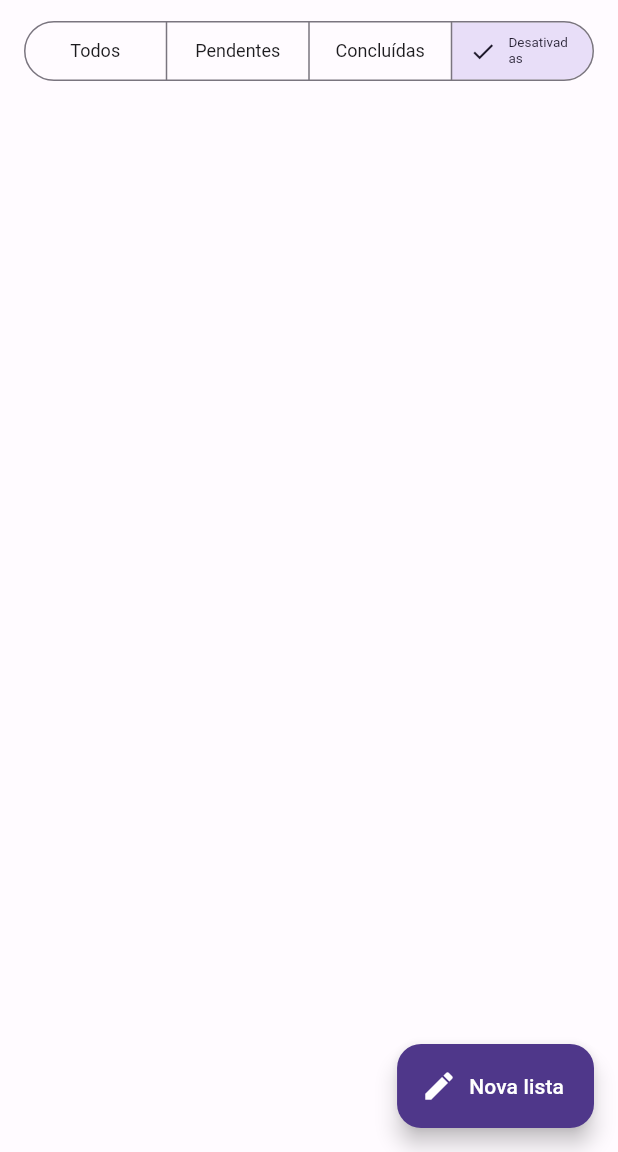
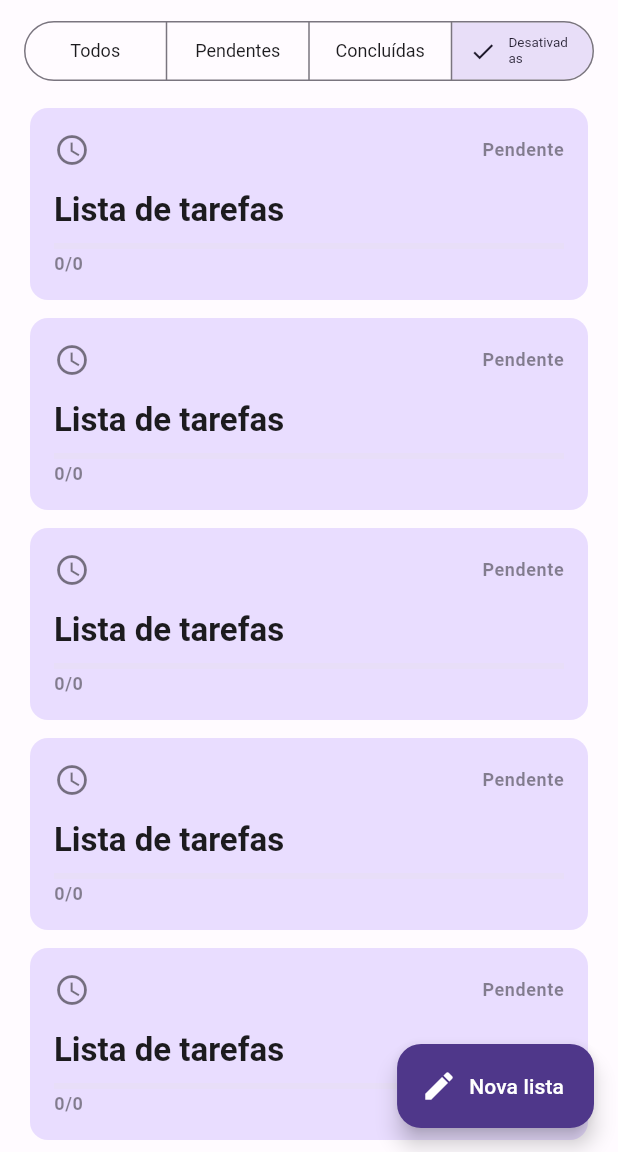
Before and after one commit to alvesluc/listinha, a Flutter app: the screen it shows after launch, on a phone screen of 412 x 824 dp, the part 84-1236 px from its top. Run offline on Flutter 3.47's test engine with Material 2 defaults, Android fonts, the phone set to English and light mode, and no system bars; our stand-ins replace flutter_modular, realm; generated files the repository leaves out were written again.

Commit message:
Created TaskCard widget

```diff
--- a/lib/src/home/home_page.dart
+++ b/lib/src/home/home_page.dart
@@ -1,6 +1,9 @@
 import 'package:flutter/material.dart';
 import 'package:listinha/src/home/widgets/home_drawer.dart';
+import 'package:listinha/src/home/widgets/task_card.dart';
+import 'package:listinha/src/shared/services/realm/models/tasks_model.dart';
 import 'package:listinha/src/shared/widgets/user_profile_button.dart';
+import 'package:realm/realm.dart';
 
 class HomePage extends StatefulWidget {
   const HomePage({super.key});
@@ -24,10 +27,29 @@ class _HomePage extends State<HomePage> {
       ),
       drawer: const HomeDrawer(),
       body: Center(
-        child: Column(
+        child: Stack(
           children: [
-            Padding(
-              padding: const EdgeInsets.symmetric(horizontal: 16, vertical: 10),
+            ListView.separated(
+              padding: const EdgeInsets.only(
+                top: 72,
+                left: 20,
+                right: 20,
+                bottom: 120,
+              ),
+              itemCount: 20,
+              itemBuilder: (_, i) {
+                final model = Taskboard(Uuid.v4(), 'Lista de tarefas');
+                return TaskCard(board: model);
+              },
+              separatorBuilder: (_, i) {
+                return const SizedBox(height: 12);
+              },
+            ),
+            Align(
+              alignment: Alignment.topCenter,
+              child: Padding(
+                padding:
+                    const EdgeInsets.symmetric(horizontal: 16, vertical: 10),
                 child: SegmentedButton<int>(
                   segments: const [
                     ButtonSegment(
@@ -51,6 +73,7 @@ class _HomePage extends State<HomePage> {
                   onSelectionChanged: (value) {},
                 ),
               ),
+            ),
           ],
         ),
       ),
--- /dev/null
+++ b/lib/src/home/widgets/task_card.dart
@@ -0,0 +1,132 @@
+import 'package:flutter/material.dart';
+import 'package:listinha/src/shared/services/realm/models/tasks_model.dart';
+
+enum TaskCardStatus {
+  pending(Icons.access_time, 'Pendente'),
+  completed(Icons.check, 'Completa'),
+  disabled(Icons.cancel_outlined, 'Desativada');
+
+  final IconData icon;
+  final String text;
+
+  const TaskCardStatus(this.icon, this.text);
+}
+
+class TaskCard extends StatelessWidget {
+  const TaskCard({super.key, required this.board});
+
+  final Taskboard board;
+
+  double getProgress(List<Task> tasks) {
+    if (tasks.isEmpty) return 0;
+    final completed = tasks.where((e) => e.isCompleted = true).length;
+    return completed / tasks.length;
+  }
+
+  String getProgressText(List<Task> tasks) {
+    if (tasks.isEmpty) return '0/0';
+    final completed = tasks.where((e) => e.isCompleted = true).length;
+    return '$completed/${tasks.length}';
+  }
+
+  TaskCardStatus getStatus(Taskboard board, double progress) {
+    if (!board.enabled) return TaskCardStatus.disabled;
+    if (progress < 1.0) return TaskCardStatus.pending;
+    return TaskCardStatus.completed;
+  }
+
+  Color getBackgroundColor(TaskCardStatus status, ThemeData theme) {
+    switch (status) {
+      case TaskCardStatus.pending:
+        return theme.colorScheme.primaryContainer;
+      case TaskCardStatus.completed:
+        return theme.colorScheme.tertiaryContainer;
+      case TaskCardStatus.disabled:
+        return theme.colorScheme.errorContainer;
+    }
+  }
+
+  Color getProgressColor(TaskCardStatus status, ThemeData theme) {
+    switch (status) {
+      case TaskCardStatus.pending:
+        return theme.colorScheme.primary;
+      case TaskCardStatus.completed:
+        return theme.colorScheme.tertiary;
+      case TaskCardStatus.disabled:
+        return theme.colorScheme.error;
+    }
+  }
+
+  @override
+  Widget build(BuildContext context) {
+    final theme = Theme.of(context);
+
+    final title = board.title;
+    final progress = getProgress(board.tasks);
+    final progressText = getProgressText(board.tasks);
+
+    final status = getStatus(board, progress);
+    final statusText = status.text;
+    final iconData = status.icon;
+
+    final progressColor = getProgressColor(status, theme);
+    final backgroundColor = getBackgroundColor(status, theme);
+
+    return Container(
+      height: 128,
+      decoration: BoxDecoration(
+        color: backgroundColor,
+        borderRadius: BorderRadius.circular(12),
+      ),
+      padding: const EdgeInsets.all(16),
+      child: Column(
+        crossAxisAlignment: CrossAxisAlignment.start,
+        children: [
+          Row(
+            children: [
+              Icon(
+                iconData,
+                color: theme.iconTheme.color!.withOpacity(0.5),
+              ),
+              const Spacer(),
+              Text(
+                statusText,
+                style: theme.textTheme.bodySmall!.copyWith(
+                  fontWeight: FontWeight.bold,
+                  color: theme.textTheme.bodySmall!.color!.withOpacity(0.5),
+                ),
+              ),
+            ],
+          ),
+          const Spacer(),
+          Text(
+            title,
+            style: theme.textTheme.titleLarge!.copyWith(
+              fontWeight: FontWeight.bold,
+            ),
+          ),
+          const SizedBox(height: 8),
+          if (board.tasks.isEmpty)
+            Column(
+              crossAxisAlignment: CrossAxisAlignment.start,
+              mainAxisSize: MainAxisSize.min,
+              children: [
+                LinearProgressIndicator(
+                  value: progress,
+                  color: progressColor,
+                ),
+                const SizedBox(height: 2),
+                Text(
+                  progressText,
+                  style: theme.textTheme.bodySmall!.copyWith(
+                    fontWeight: FontWeight.bold,
+                    color: theme.textTheme.bodySmall!.color!.withOpacity(0.5),
+                  ),
+                ),
+              ],
+            )
+        ],
+      ),
+    );
+  }
+}
```
Lines whose indentation alone changed are shown as unchanged.
